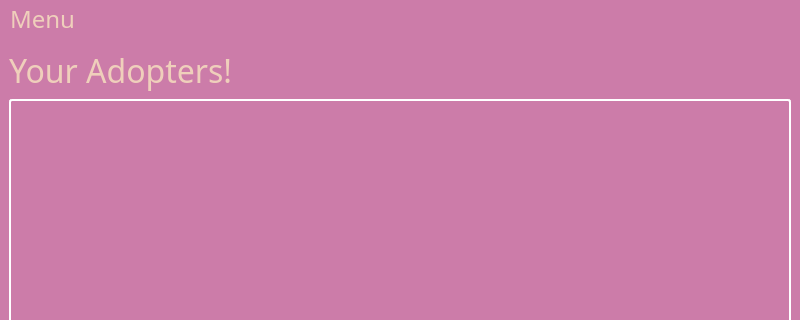
jacksodl23/cs-205-pet-adoption, file breadnbutter/gui/shelteradopters.ui: the form before one commit; both pictures show x 0 to 800 and y 0 to 320 of the 800 by 600 pixel window.
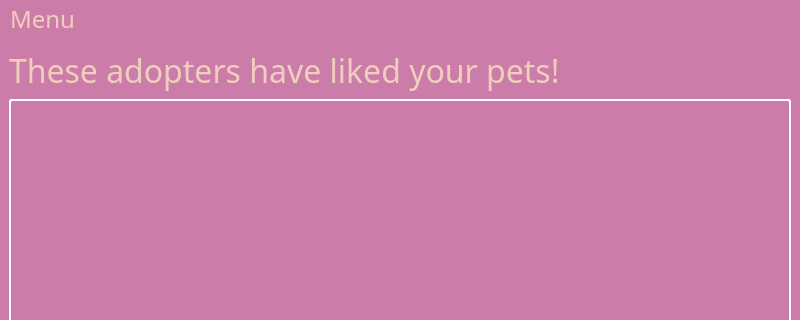
The form after the commit.

Commit message: The program will display which adopters have liked a shelter's pets

The edit to the form file:
```diff
--- a/breadnbutter/gui/shelteradopters.ui
+++ b/breadnbutter/gui/shelteradopters.ui
@@ -31,7 +31,7 @@
        <string notr="true"/>
       </property>
       <property name="text">
-       <string>Your Adopters!</string>
+       <string>These adopters have liked your pets!</string>
       </property>
      </widget>
     </item>
```
Left out of the diff: 4 changed lines with no effect on the pictures. The commit also changes 3 other files.
